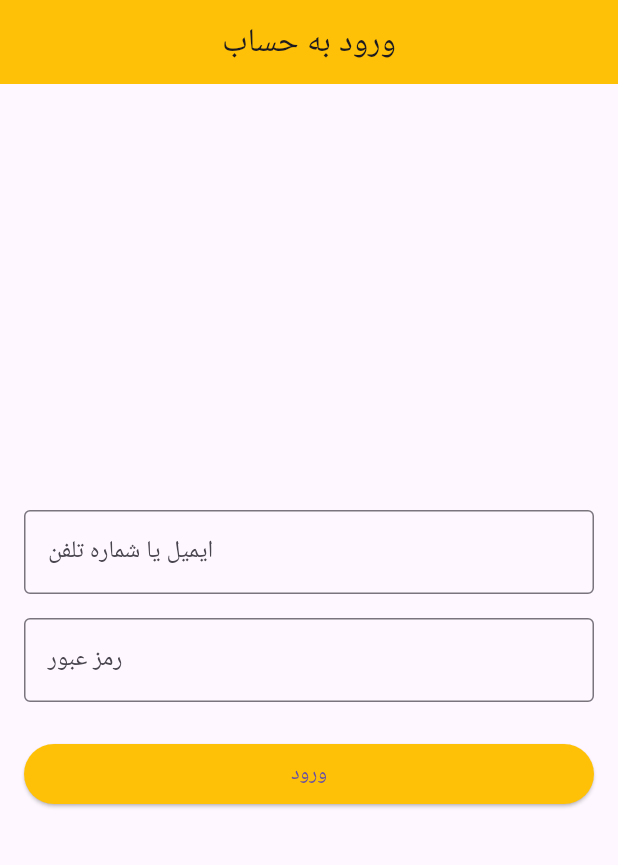
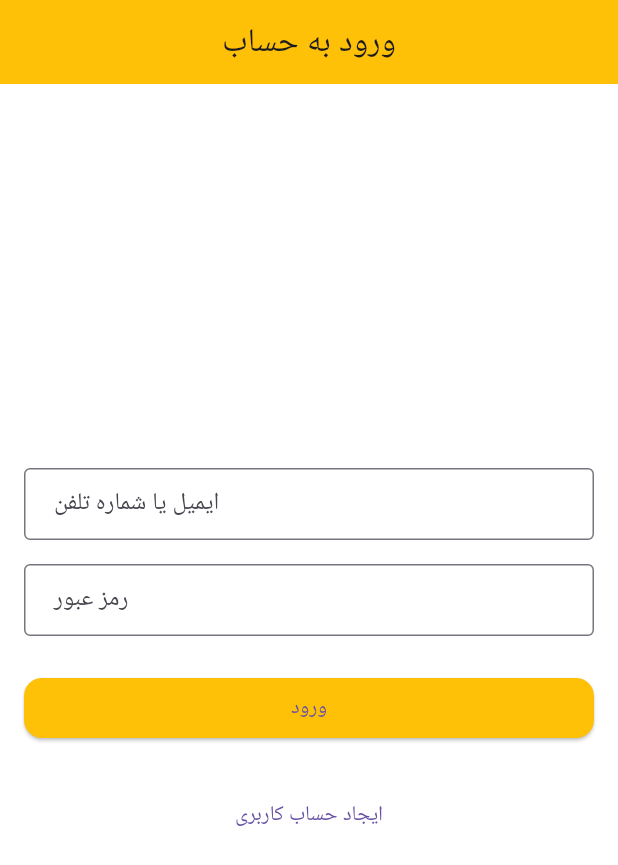
Before and after one commit to AmirHosseinYazdani/golden_truck_decor, a Flutter app: the screen it shows after launch, on a phone screen of 412 x 824 dp. Shown: the top 865 px of the screen. Run offline on Flutter 3.47's test engine with Material 3 defaults, Android fonts, the phone set to English and light mode, and no system bars; our stand-ins replace flutter_riverpod, go_router; Roboto replaces fonts that are missing (Vazirmatn).

Commit message:
just an update

```diff
--- a/lib/core/router/app_router.dart
+++ b/lib/core/router/app_router.dart
@@ -1,9 +1,9 @@
 // مسیر: lib/src/core/router/app_router.dart
 
 import 'package:go_router/go_router.dart';
-
-import '../../features/auth/presentation/login_screen.dart';
-import '../../features/splash/presentation/splash_screen.dart';
+import 'package:golden_truck_decor/features/auth/presentation/login_screen.dart';
+import 'package:golden_truck_decor/features/auth/presentation/sign_up_screen.dart';
+import 'package:golden_truck_decor/features/splash/presentation/splash_screen.dart';
 
 final GoRouter goRouter = GoRouter(
   initialLocation: '/',
@@ -13,6 +13,10 @@ final GoRouter goRouter = GoRouter(
       builder: (context, state) => const SplashScreen(),
     ),
     GoRoute(
+      path: '/signup',
+      builder: (context, state) => const SignUpScreen(),
+    ),
+    GoRoute(
       path: '/login',
       builder: (context, state) => const LoginScreen(),
     ),
--- /dev/null
+++ b/lib/core/theme/app_theme.dart
@@ -0,0 +1,24 @@
+import 'package:flutter/material.dart';
+
+class AppTheme {
+  static ThemeData get light => ThemeData(
+        scaffoldBackgroundColor: Colors.white,
+        primarySwatch: Colors.amber,
+        fontFamily: 'Vazirmatn',
+        textTheme: const TextTheme(
+          bodyMedium: TextStyle(fontSize: 15, color: Colors.black),
+        ),
+        elevatedButtonTheme: ElevatedButtonThemeData(
+          style: ElevatedButton.styleFrom(
+            backgroundColor: Colors.amber,
+            shape:
+                RoundedRectangleBorder(borderRadius: BorderRadius.circular(12)),
+          ),
+        ),
+        inputDecorationTheme: InputDecorationTheme(
+          border: OutlineInputBorder(borderRadius: BorderRadius.circular(12)),
+          contentPadding:
+              const EdgeInsets.symmetric(horizontal: 16, vertical: 12),
+        ),
+      );
+}
--- a/lib/features/auth/presentation/login_screen.dart
+++ b/lib/features/auth/presentation/login_screen.dart
@@ -1,6 +1,7 @@
 // مسیر: lib/src/features/auth/presentation/login_screen.dart
 
 import 'package:flutter/material.dart';
+import 'package:go_router/go_router.dart';
 
 class LoginScreen extends StatelessWidget {
   const LoginScreen({super.key});
@@ -44,7 +45,11 @@ class LoginScreen extends StatelessWidget {
                 },
                 child: const Text('ورود'),
               ),
-            )
+            ),
+            const SizedBox(height: 24),
+            TextButton(
+                onPressed: () => context.go('/signup'),
+                child: const Text('ایجاد حساب کاربری')),
           ],
         ),
       ),
--- a/lib/main.dart
+++ b/lib/main.dart
@@ -3,6 +3,7 @@
 import 'package:flutter/material.dart';
 import 'package:flutter_riverpod/flutter_riverpod.dart';
 import 'package:golden_truck_decor/core/router/app_router.dart';
+import 'package:golden_truck_decor/core/theme/app_theme.dart';
 
 void main() {
   runApp(const ProviderScope(child: GoldenTruckDecorApp()));
@@ -17,9 +18,7 @@ class GoldenTruckDecorApp extends StatelessWidget {
       title: 'GoldenTruckDecor',
       debugShowCheckedModeBanner: false,
       routerConfig: goRouter,
-      theme: ThemeData(
-        primarySwatch: Colors.amber,
-      ),
+      theme: AppTheme.light,
     );
   }
 }
```
